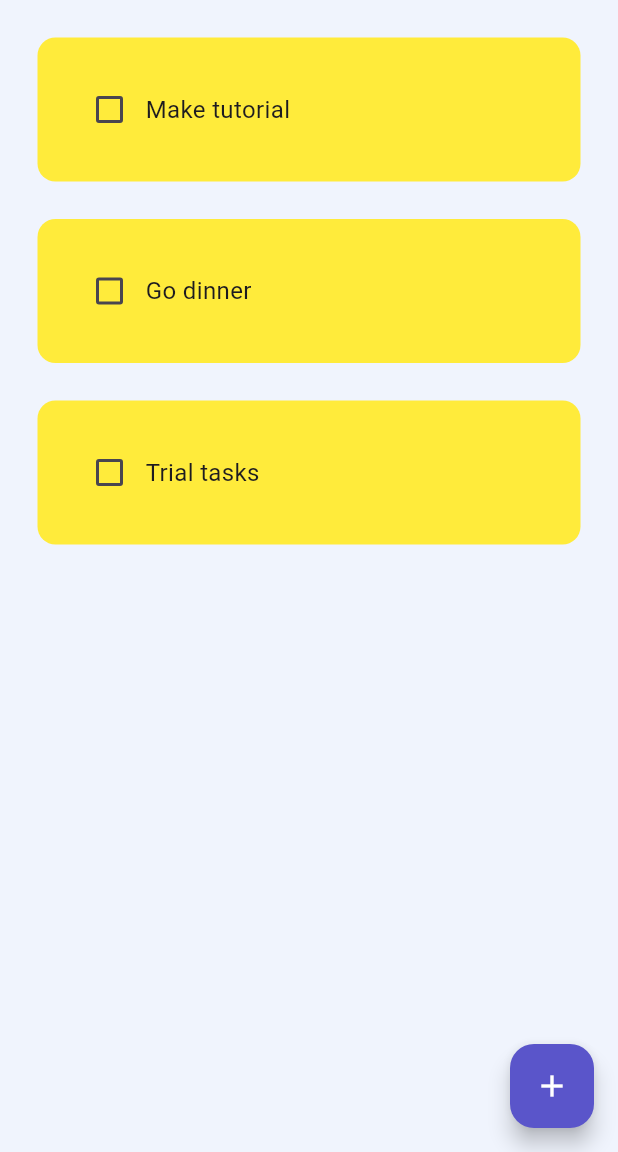
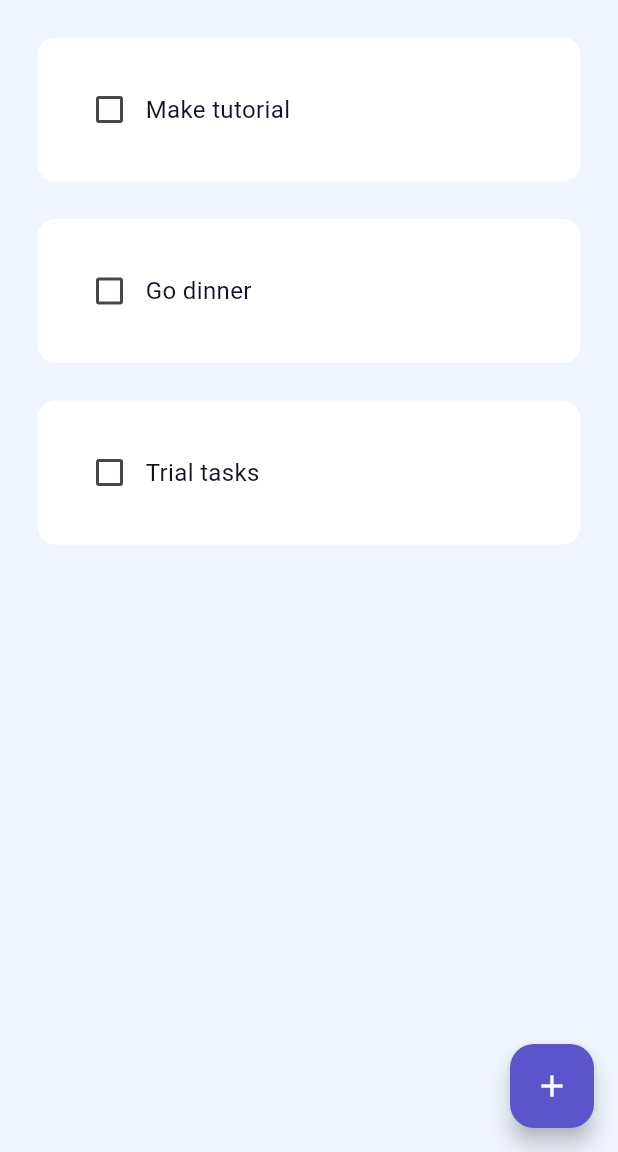
Before and after one commit to CodeWithCrescent/ToDo-App-With-Hive, a Flutter app: the screen it shows after launch, on a phone screen of 412 x 824 dp, the part 84-1236 px from its top. Run offline on Flutter 3.47's test engine with Material 3 defaults, Android fonts, the phone set to English and light mode, and no system bars; drawn by our look-alikes of flutter_slidable; our stand-ins replace hexcolor, hive_flutter; accounts and stored records are empty.

Commit message:
Changing the background color of a tile, text colors also

```diff
--- a/lib/widgets/todo_tile.dart
+++ b/lib/widgets/todo_tile.dart
@@ -1,5 +1,7 @@
+import 'package:flutter/gestures.dart';
 import 'package:flutter/material.dart';
 import 'package:flutter_slidable/flutter_slidable.dart';
+import 'package:todo_hive/utils/colors.dart';
 
 class ToDoTile extends StatelessWidget {
   final String taskName;
@@ -20,18 +22,24 @@ class ToDoTile extends StatelessWidget {
     return Padding(
       padding: const EdgeInsets.only(top: 25.0, left: 25.0, right: 25.0),
       child: Slidable(
-        endActionPane: ActionPane(motion: const StretchMotion(), children: [
-          SlidableAction(
-            onPressed: deleteFunction,
-            icon: Icons.delete,
-            backgroundColor: Colors.red,
-            borderRadius: BorderRadius.circular(12),
-          )
-        ]),
+        endActionPane: ActionPane(
+          motion: const StretchMotion(),
+          children: [
+            SlidableAction(
+              onPressed: deleteFunction,
+              icon: Icons.delete,
+              autoClose: true,
+              foregroundColor: GlobalColors.whiteTextColor,
+              backgroundColor: GlobalColors.redColor,
+              borderRadius: BorderRadius.circular(12),
+            ),
+          ],
+        ),
+        closeOnScroll: true,
         child: Container(
           padding: const EdgeInsets.all(24.0),
           decoration: BoxDecoration(
-            color: Colors.yellow,
+            color: GlobalColors.whiteColor,
             borderRadius: BorderRadius.circular(12),
           ),
           child: Row(
@@ -39,12 +47,13 @@ class ToDoTile extends StatelessWidget {
               Checkbox(
                 value: taskCompleted,
                 onChanged: onChanged,
-                activeColor: Colors.black,
+                activeColor: GlobalColors.mainColor,
               ),
               Text(
                 taskName,
                 style: TextStyle(
                   fontSize: 16,
+                  color: GlobalColors.blackColor,
                   decoration: taskCompleted
                       ? TextDecoration.lineThrough
                       : TextDecoration.none,
```
